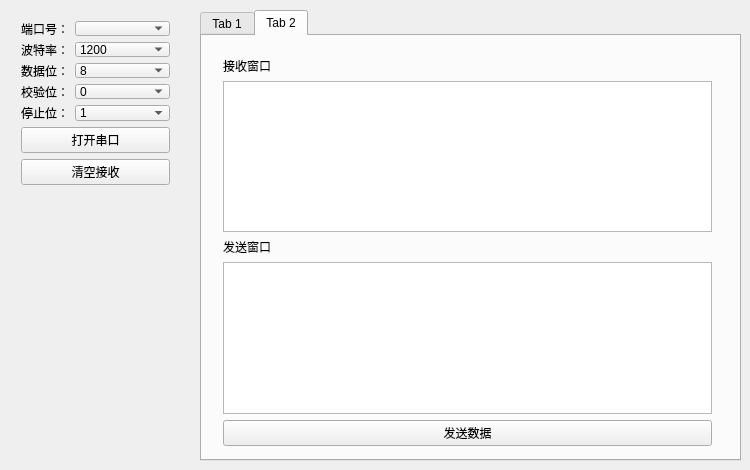
Old version of the form SerialPort/mainwindow.ui in the repository shuanglengyunji/SerialPort.
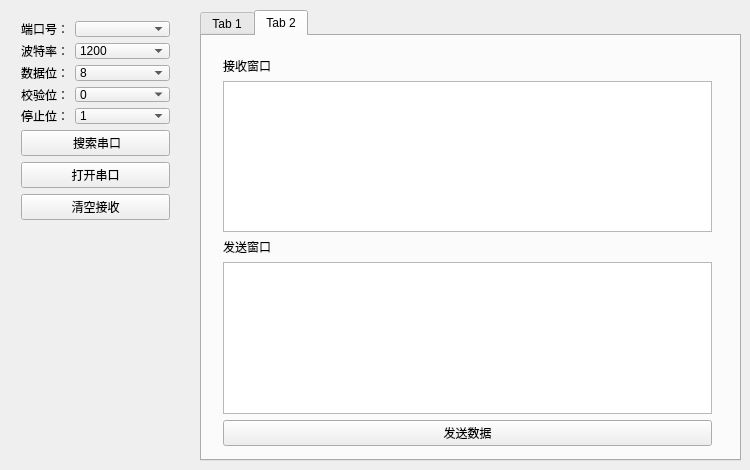
New version of the form.

Commit message:
增加可用端口号更新功能
不再尝试端口是否被占用，直接添加所有可用端口到列表中

Patch:
```diff
--- a/SerialPort/mainwindow.ui
+++ b/SerialPort/mainwindow.ui
@@ -23,7 +23,7 @@
       <x>10</x>
       <y>10</y>
       <width>171</width>
-      <height>186</height>
+      <height>221</height>
      </rect>
     </property>
     <layout class="QVBoxLayout" name="verticalLayout">
@@ -39,7 +39,7 @@
        <item row="0" column="1">
         <widget class="QComboBox" name="PortBox"/>
        </item>
-       <item row="1" column="1">
+       <item row="2" column="1">
         <widget class="QComboBox" name="BaudBox">
          <item>
           <property name="text">
@@ -68,14 +68,14 @@
          </item>
         </widget>
        </item>
-       <item row="2" column="0">
+       <item row="3" column="0">
         <widget class="QLabel" name="label_BitNum">
          <property name="text">
           <string>数据位：</string>
          </property>
         </widget>
        </item>
-       <item row="2" column="1">
+       <item row="3" column="1">
         <widget class="QComboBox" name="BitNumBox">
          <item>
           <property name="text">
@@ -84,14 +84,14 @@
          </item>
         </widget>
        </item>
-       <item row="3" column="0">
+       <item row="4" column="0">
         <widget class="QLabel" name="label_Parity">
          <property name="text">
           <string>校验位：</string>
          </property>
         </widget>
        </item>
-       <item row="3" column="1">
+       <item row="4" column="1">
         <widget class="QComboBox" name="ParityBox">
          <item>
           <property name="text">
@@ -100,14 +100,14 @@
          </item>
         </widget>
        </item>
-       <item row="4" column="0">
+       <item row="5" column="0">
         <widget class="QLabel" name="label_Stop">
          <property name="text">
           <string>停止位：</string>
          </property>
         </widget>
        </item>
-       <item row="4" column="1">
+       <item row="5" column="1">
         <widget class="QComboBox" name="StopBox">
          <item>
           <property name="text">
@@ -121,7 +121,7 @@
          </item>
         </widget>
        </item>
-       <item row="1" column="0">
+       <item row="2" column="0">
         <widget class="QLabel" name="label_baud">
          <property name="text">
           <string>波特率：</string>
@@ -130,6 +130,13 @@
        </item>
       </layout>
      </item>
+     <item>
+      <widget class="QPushButton" name="findport">
+       <property name="text">
+        <string> 搜索串口</string>
+       </property>
+      </widget>
+     </item>
      <item>
       <widget class="QPushButton" name="openButton">
        <property name="text">
```
The commit also changes 2 other files.
